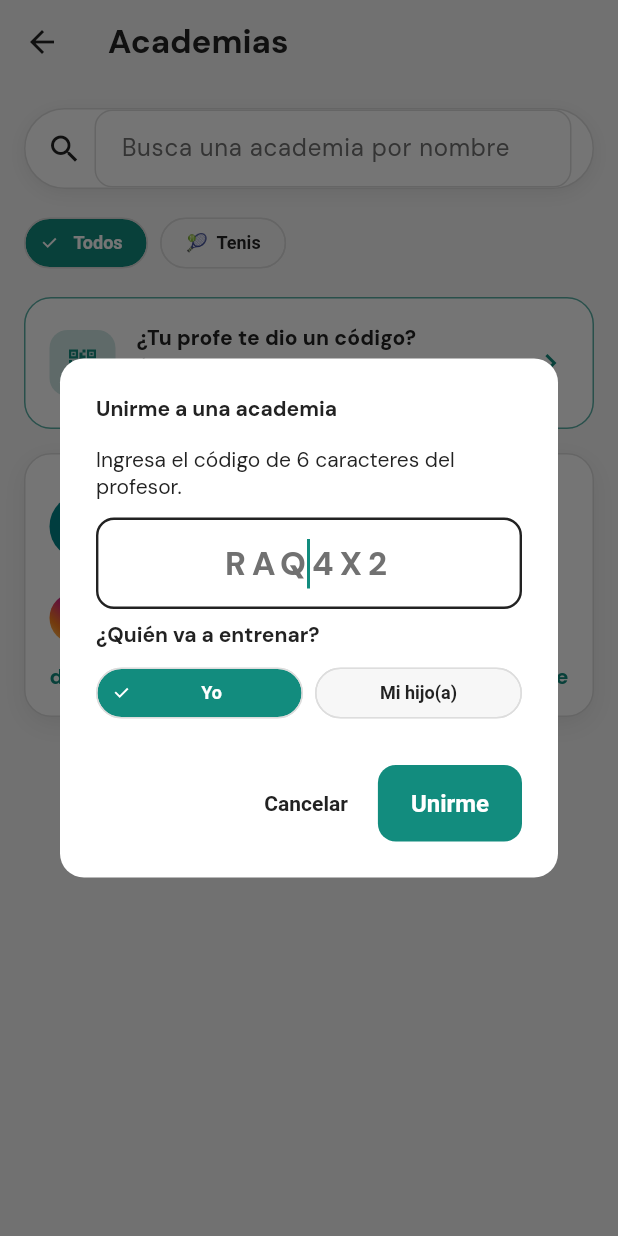
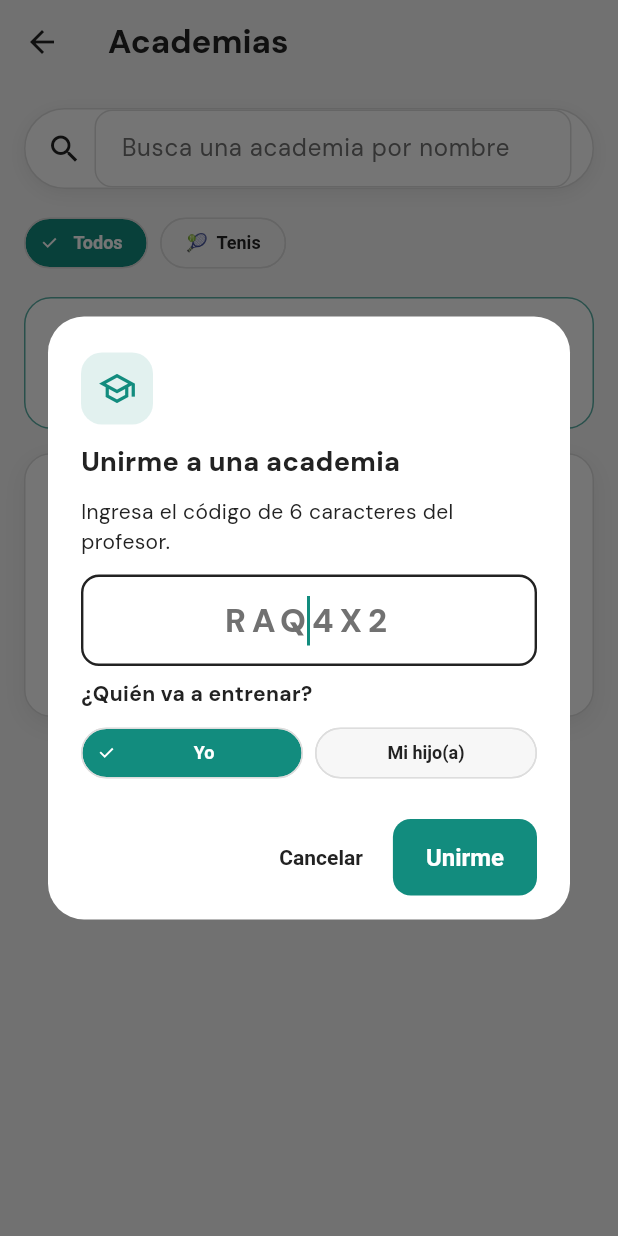
Before and after one commit to dcalagua/canchas-app-lima, a Flutter app: the AcademiasScreen screen opened directly, after a tap on "¿Tu profe te dio un código?", on a phone screen of 412 x 824 dp. Run offline on Flutter 3.47's test engine with Material 3 defaults, Android fonts, the phone set to English and light mode, and no system bars; our stand-ins replace audioplayers, firebase_core, firebase_messaging, font_awesome_flutter, geocoding, geolocator and 9 more; missing offline and left inert: google_mlkit_text_recognition, record; accounts and stored records are empty.

Commit message:
Popups (tanda 10, final): academias, crear_academia, mis_retos, mis_clases
Últimos formularios (unirse a academia, agregar sede, reportar resultado,
comprobante de pago) al shell estándar DialogoPichangol. Ya NO quedan
AlertDialog sueltos en el app salvo el spinner de progreso de Libélula
(pantalla de carga, sin botones — fuera de alcance).

Co-Authored-By: Claude Opus 4.8 (1M context) <noreply@anthropic.com>
Claude-Session: https://claude.ai/code/session_017fg7ijXuZRX6jvFjZELf83

```diff
--- a/lib/screens/academias_screen.dart
+++ b/lib/screens/academias_screen.dart
@@ -8,6 +8,7 @@ import '../services/location_service.dart';
 import '../services/pagos_service.dart';
 import '../state/app_state.dart';
 import '../theme.dart';
+import '../widgets/dialogo_pichangol.dart';
 import '../utils/geo.dart';
 import '../utils/redes.dart';
 import '../widgets/responsive.dart';
@@ -352,9 +353,10 @@ class _UnirmeConCodigo extends StatelessWidget {
     final res = await showDialog<({bool ok, String mensaje})>(
       context: context,
       builder: (dctx) => StatefulBuilder(
-        builder: (dctx, setSB) => AlertDialog(
-          title: const Text('Unirme a una academia'),
-          content: SingleChildScrollView(
+        builder: (dctx, setSB) => DialogoPichangol(
+          titulo: 'Unirme a una academia',
+          icono: Icons.school_outlined,
+          contenido: SingleChildScrollView(
             child: Column(
               mainAxisSize: MainAxisSize.min,
               crossAxisAlignment: CrossAxisAlignment.start,
@@ -450,7 +452,7 @@ class _UnirmeConCodigo extends StatelessWidget {
               ],
             ),
           ),
-          actions: [
+          acciones: [
             TextButton(
                 onPressed: () => Navigator.of(dctx).pop(),
                 child: const Text('Cancelar')),
```
Also changed, not shown: lib/screens/crear_academia_screen.dart (+6 -4 lines), lib/screens/mis_clases_screen.dart (+26 -16 lines), lib/screens/mis_retos_screen.dart (+6 -14 lines).
